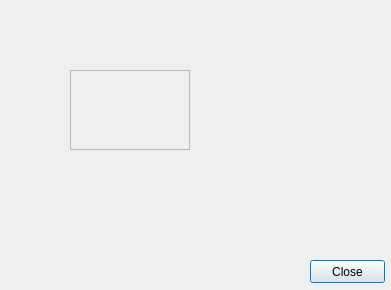
This is conf/catalogs/catalog1/form.ui in warvariuc/wic as Qt 5 draws it before an edit. The edited form follows.
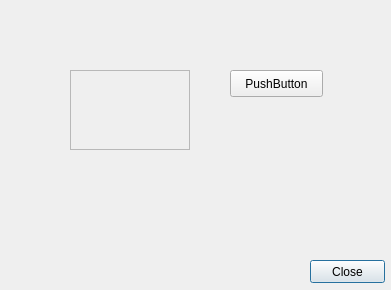
This is the edited form.

```diff
--- a/conf/catalogs/catalog1/form.ui
+++ b/conf/catalogs/catalog1/form.ui
@@ -54,6 +54,19 @@
     <enum>QFrame::Raised</enum>
    </property>
   </widget>
+  <widget class="QPushButton" name="pushButton">
+   <property name="geometry">
+    <rect>
+     <x>230</x>
+     <y>70</y>
+     <width>93</width>
+     <height>27</height>
+    </rect>
+   </property>
+   <property name="text">
+    <string>PushButton</string>
+   </property>
+  </widget>
  </widget>
  <resources/>
  <connections>
```
Left out of the diff: 2 changed lines with no effect on the pictures.
